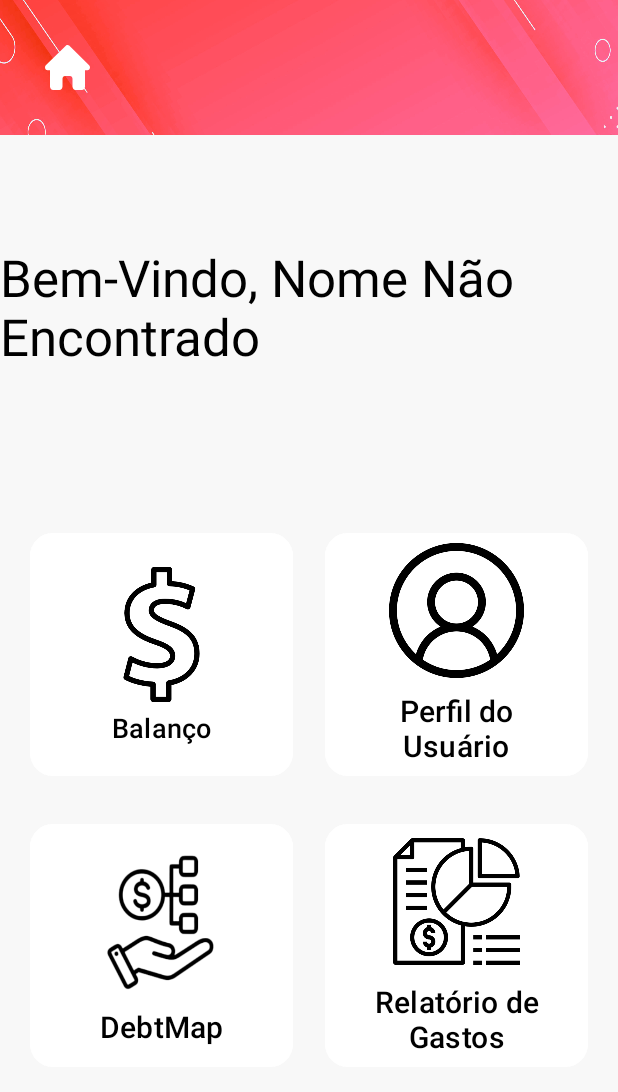
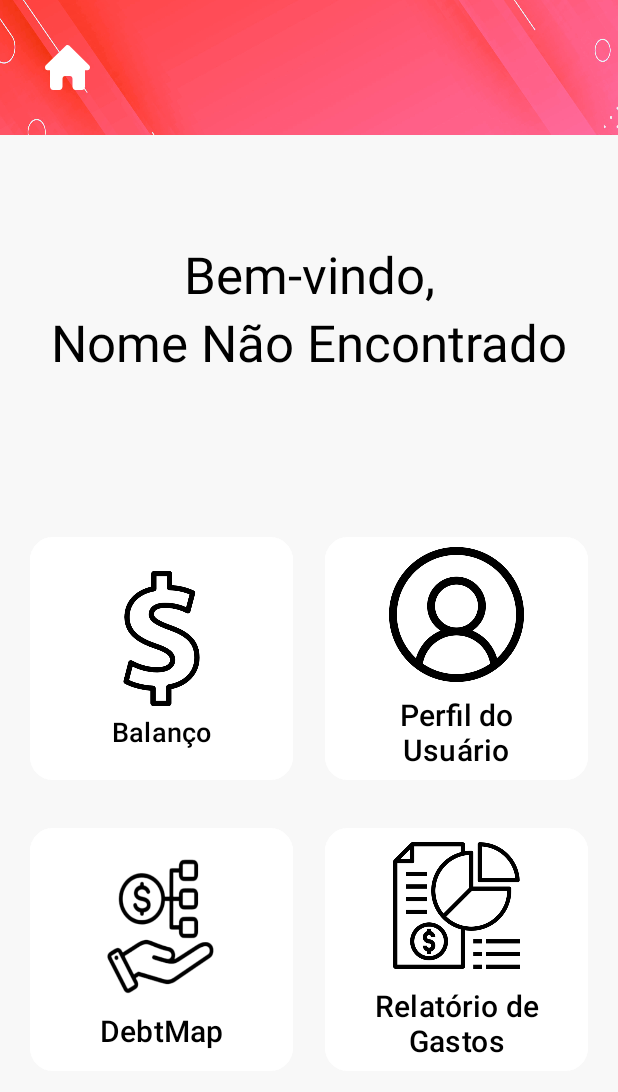
Before and after one commit to LeonardoVRR/Debts, an Android app built with Jetpack Compose: the telaAdicionarRendimentos screen opened directly, with no data from a screen before it, after a tap on an icon or button, on a phone screen of 412 x 824 dp. Shown: the top 1092 px of the screen. Run offline under Robolectric (Android 15) with nearby library versions, the phone set to English and light mode, and no system bars.

Commit message:
ajustes no app

```diff
--- a/app/src/main/java/com/example/debts/BD_SQLite_App/BancoDados.kt
+++ b/app/src/main/java/com/example/debts/BD_SQLite_App/BancoDados.kt
@@ -930,12 +930,12 @@ class BancoDados(private var context: Context) {
 
                     if (tp_credito > 0 && tp_debito <= 0){
                         tp_cartao = "Crédito"
-                        valor = formatarReal().formatarParaReal(limite)
+                        //valor = formatarReal().formatarParaReal(limite)
                     }
 
                     else if (tp_debito > 0 && tp_credito <= 0){
                         tp_cartao = "Débito"
-                        valor = formatarReal().formatarParaReal(saldo)
+                        //valor = formatarReal().formatarParaReal(saldo)
                     }
 
 
--- a/app/src/main/java/com/example/debts/telaPrincipal.kt
+++ b/app/src/main/java/com/example/debts/telaPrincipal.kt
@@ -54,7 +54,7 @@ class telaPrincipal : AppCompatActivity() {
 
         val nomeUsuario: String = FormatarNome().formatar(DadosUsuario_BD_Debts(this).pegarNomeUsuario())
 
-        txt_nomeUsuario.text = "Bem-Vindo, ${nomeUsuario}"
+        txt_nomeUsuario.text = nomeUsuario
 
         //configurando o botão voltar do celular quando for prescionado p/ voltar na tela de login
         val voltarTelaLogin = Intent(this, MainActivity::class.java)
--- a/app/src/main/res/layout/activity_tela_principal.xml
+++ b/app/src/main/res/layout/activity_tela_principal.xml
@@ -58,15 +58,12 @@
         android:id="@+id/txt_saudacaoUsuario"
         android:layout_width="wrap_content"
         android:layout_height="wrap_content"
-        android:layout_marginStart="20dp"
-        android:layout_marginTop="72dp"
-        android:layout_marginEnd="20dp"
-        android:text="Bem-vindo, Usuário"
+        android:text="Usuário"
         android:textColor="#000000"
         android:textSize="34sp"
-        app:layout_constraintEnd_toEndOf="parent"
-        app:layout_constraintStart_toStartOf="parent"
-        app:layout_constraintTop_toBottomOf="@+id/constraintLayout4" />
+        app:layout_constraintEnd_toEndOf="@+id/textView20"
+        app:layout_constraintStart_toStartOf="@+id/textView20"
+        app:layout_constraintTop_toBottomOf="@+id/textView20" />
 
     <androidx.constraintlayout.widget.ConstraintLayout
         android:layout_width="match_parent"
@@ -156,4 +153,16 @@
             app:layout_constraintTop_toBottomOf="@+id/btn_perfilUsuario" />
     </androidx.constraintlayout.widget.ConstraintLayout>
 
+    <TextView
+        android:id="@+id/textView20"
+        android:layout_width="wrap_content"
+        android:layout_height="wrap_content"
+        android:layout_marginTop="70dp"
+        android:text="Bem-vindo,"
+        android:textColor="#000000"
+        android:textSize="34sp"
+        app:layout_constraintEnd_toEndOf="parent"
+        app:layout_constraintStart_toStartOf="parent"
+        app:layout_constraintTop_toBottomOf="@+id/constraintLayout4" />
+
 </androidx.constraintlayout.widget.ConstraintLayout>
```
